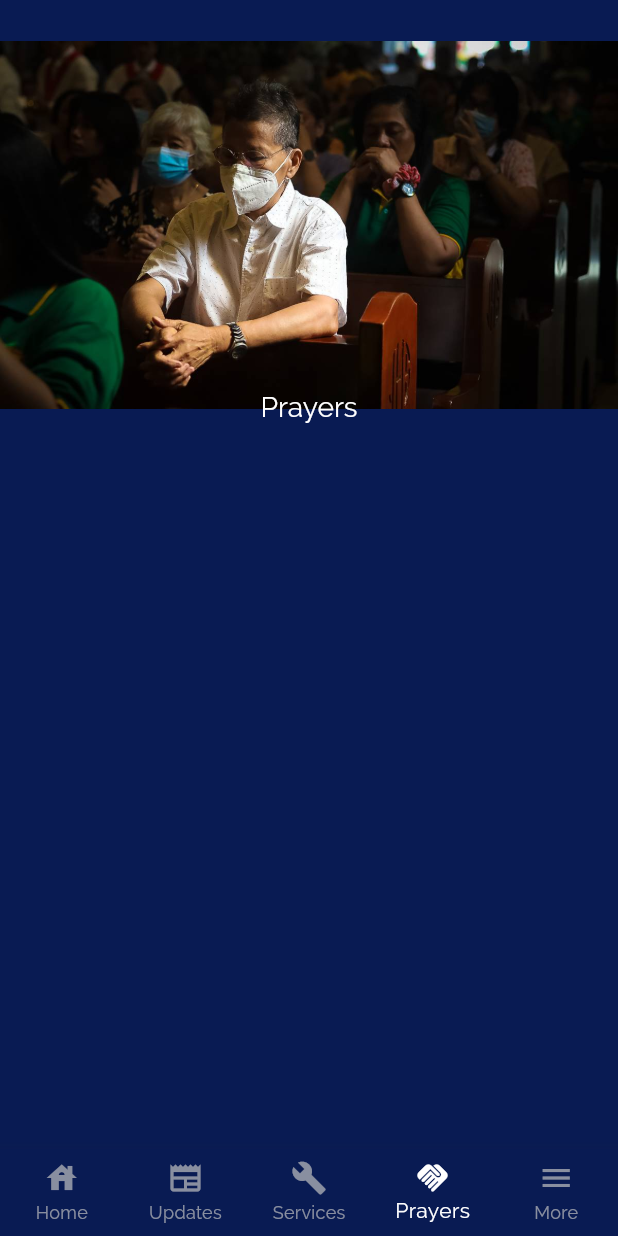
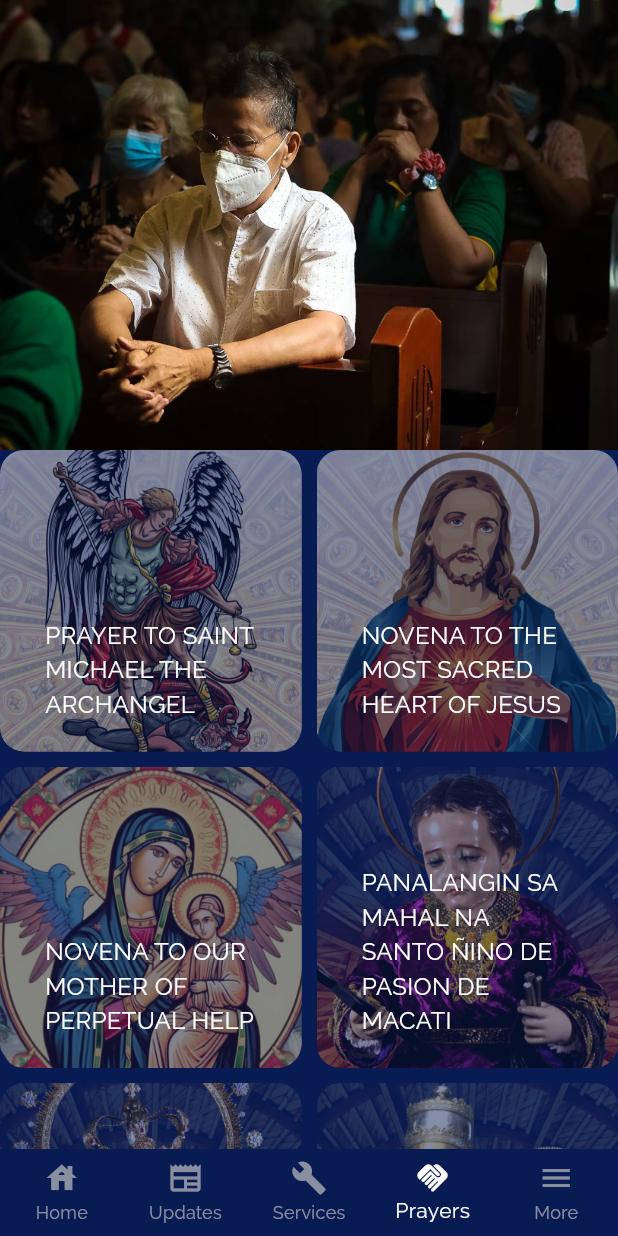
Before and after one commit to mriakshmruy/Sampiro, a Flutter app: the screen it shows after launch, item 4 of the bottom bar chosen, on a phone screen of 412 x 824 dp. Run offline on Flutter 3.47's test engine with Material 3 defaults, Android fonts, the light colour scheme and no system bars; our stand-ins replace auto_route, bloc, cloud_firestore, flutter_bloc, flutter_svg, freezed_annotation and 4 more; accounts and stored records are empty; generated files the repository leaves out were written again.

Commit message:
Add prayers screen layout

```diff
--- /dev/null
+++ b/lib/core/widgets/sampiro_list_tile.dart
@@ -0,0 +1,48 @@
+import 'package:flutter/material.dart';
+
+class SampiroListTile extends StatelessWidget {
+  const SampiroListTile({required this.image, required this.title, super.key, this.onTap, this.padding});
+
+  final Widget image;
+  final String title;
+  final void Function()? onTap;
+  final EdgeInsetsGeometry? padding;
+
+  @override
+  Widget build(BuildContext context) {
+    final theme = Theme.of(context);
+    return Padding(
+      padding: padding ?? EdgeInsets.zero,
+      child: GestureDetector(
+        onTap: onTap,
+        child: Stack(
+          children: [
+            Positioned.fill(
+              child: ClipRRect(
+                borderRadius: BorderRadiusGeometry.circular(16),
+                child: image,
+              ),
+            ),
+
+            Positioned.fill(
+              child: Container(
+                color: theme.colorScheme.primary.withValues(alpha: .5),
+              ),
+            ),
+            Positioned(
+              right: 30,
+              bottom: 20,
+              left: 30,
+              child: Text(
+                title,
+                style: theme.textTheme.bodyMedium?.copyWith(
+                  color: theme.colorScheme.surface,
+                ),
+              ),
+            ),
+          ],
+        ),
+      ),
+    );
+  }
+}
--- a/lib/features/prayers/data/models/prayers_model.dart
+++ b/lib/features/prayers/data/models/prayers_model.dart
@@ -1 +1,60 @@
-class PrayersModel {}
+import 'package:freezed_annotation/freezed_annotation.dart';
+import 'package:sampiro/core/resources/assets.gen.dart';
+
+part 'prayers_model.freezed.dart';
+part 'prayers_model.g.dart';
+
+@freezed
+abstract class PrayerTileModel with _$PrayerTileModel {
+  const factory PrayerTileModel({
+    required String imagePath,
+    required String title,
+  }) = _PrayerTileModel;
+
+  const PrayerTileModel._();
+
+  factory PrayerTileModel.fromJson(Map<String, dynamic> json) => _$PrayerTileModelFromJson(json);
+
+  static List<PrayerTileModel> prayerList = [
+    PrayerTileModel(
+      imagePath: Assets.images.prayerEnglishStMichael.path,
+      title: 'PRAYER TO SAINT MICHAEL THE ARCHANGEL',
+    ),
+    PrayerTileModel(
+      imagePath: Assets.images.prayerEnglishDivineMercy.path,
+      title: 'NOVENA TO THE MOST SACRED HEART OF JESUS',
+    ),
+    PrayerTileModel(
+      imagePath: Assets.images.prayerImmaculateConcepcion.path,
+      title: 'NOVENA TO OUR MOTHER OF PERPETUAL HELP',
+    ),
+    PrayerTileModel(
+      imagePath: Assets.images.prayerSantoNino.path,
+      title: 'PANALANGIN SA MAHAL NA SANTO ÑINO DE PASION DE MACATI',
+    ),
+    PrayerTileModel(
+      imagePath: Assets.images.prayerDebotionMamaMary.path,
+      title: 'DEBOSYON SA MAHAL NA VIRGEN DE LA ROSA',
+    ),
+    PrayerTileModel(
+      imagePath: Assets.images.prayerStsPeterAndPaul.path,
+      title: 'DEBOSYON KINA SAN PEDRO AT SAN PABLO',
+    ),
+    PrayerTileModel(
+      imagePath: Assets.images.prayerSanMiguel.path,
+      title: 'PANALANGIN KAY SAN MIGUEL ARKANGHEL',
+    ),
+    PrayerTileModel(
+      imagePath: Assets.images.prayerImmaculateConcepcion.path,
+      title: 'DEBOSYON SA MAHAL NA INA NG LAGING SAKLOLO',
+    ),
+    PrayerTileModel(
+      imagePath: Assets.images.prayerBeforeAndAfterService.path,
+      title: 'Prayer Before and After Service',
+    ),
+    PrayerTileModel(
+      imagePath: Assets.images.prayerDivineMercy.path,
+      title: 'Debosyon sa Kamahal-mahalang Puso ni Hesus',
+    ),
+  ];
+}
--- a/lib/features/prayers/presentation/widgets/prayers_view.dart
+++ b/lib/features/prayers/presentation/widgets/prayers_view.dart
@@ -1,11 +1,42 @@
-import 'package:auto_route/auto_route.dart';
+import 'package:flutter/foundation.dart';
 import 'package:flutter/material.dart';
 import 'package:sampiro/core/resources/assets.gen.dart';
-import 'package:sampiro/core/routes/app_router.dart';
+import 'package:sampiro/core/widgets/sampiro_list_tile.dart';
+import 'package:sampiro/features/prayers/data/models/prayers_model.dart';
 import 'package:sampiro/l10n/l10n.dart';
 
-class PrayersView extends StatelessWidget {
+class PrayersView extends StatefulWidget {
   const PrayersView({super.key});
+
+  @override
+  State<PrayersView> createState() => _PrayersViewState();
+}
+
+class _PrayersViewState extends State<PrayersView> {
+  final ScrollController _scrollController = ScrollController();
+  double _scrollOffset = 0;
+  bool isAppBarImageShown = true;
+
+  @override
+  void initState() {
+    super.initState();
+    _scrollController.addListener(_onScroll);
+  }
+
+  void _onScroll() {
+    _scrollOffset = _scrollController.offset;
+    if (_scrollOffset > 300) {
+      setState(() => isAppBarImageShown = false);
+    } else {
+      setState(() => isAppBarImageShown = true);
+    }
+  }
+
+  @override
+  void dispose() {
+    _scrollController.dispose();
+    super.dispose();
+  }
 
   @override
   Widget build(BuildContext context) {
@@ -14,14 +45,41 @@ class PrayersView extends StatelessWidget {
     return Scaffold(
       backgroundColor: theme.colorScheme.primary,
       body: CustomScrollView(
+        controller: _scrollController,
         slivers: [
           SliverAppBar(
+            pinned: true,
             expandedHeight: 300,
             flexibleSpace: FlexibleSpaceBar(
               centerTitle: true,
-              background: Assets.images.headerPrayers.image(),
-              title: const Text('Prayers'),
+              background: Assets.images.headerPrayers.image(fit: BoxFit.cover),
+              title: isAppBarImageShown
+                  ? null
+                  : Text(
+                      l10n.prayers,
+                      style: theme.textTheme.bodyMedium?.copyWith(
+                        color: theme.colorScheme.surface,
+                      ),
+                    ),
             ),
+          ),
+          SliverGrid.builder(
+            gridDelegate: const SliverGridDelegateWithFixedCrossAxisCount(
+              crossAxisCount: 2,
+              mainAxisSpacing: 10,
+              crossAxisSpacing: 10,
+            ),
+            itemBuilder: (context, index) {
+              return SampiroListTile(
+                image: Image.asset(
+                  PrayerTileModel.prayerList[index].imagePath,
+                  fit: BoxFit.cover,
+                ),
+
+                title: PrayerTileModel.prayerList[index].title,
+              );
+            },
+            itemCount: PrayerTileModel.prayerList.length,
           ),
         ],
       ),
--- a/lib/l10n/arb/app_en.arb
+++ b/lib/l10n/arb/app_en.arb
@@ -14,6 +14,6 @@
   "testimonials": "Testimonials",
   "dailyReflection": "Daily Reflection",
   "videos": "Videos",
-
+  "baptismalCertificate": "Baptismal Certificate",
   "menu": "Menu"
 }
--- a/lib/l10n/gen/app_localizations.dart
+++ b/lib/l10n/gen/app_localizations.dart
@@ -179,6 +179,12 @@ abstract class AppLocalizations {
   /// **'Videos'**
   String get videos;
 
+  /// No description provided for @baptismalCertificate.
+  ///
+  /// In en, this message translates to:
+  /// **'Baptismal Certificate'**
+  String get baptismalCertificate;
+
   /// No description provided for @menu.
   ///
   /// In en, this message translates to:
--- a/lib/l10n/gen/app_localizations_en.dart
+++ b/lib/l10n/gen/app_localizations_en.dart
@@ -54,5 +54,8 @@ class AppLocalizationsEn extends AppLocalizations {
   String get videos => 'Videos';
 
   @override
+  String get baptismalCertificate => 'Baptismal Certificate';
+
+  @override
   String get menu => 'Menu';
 }
```
